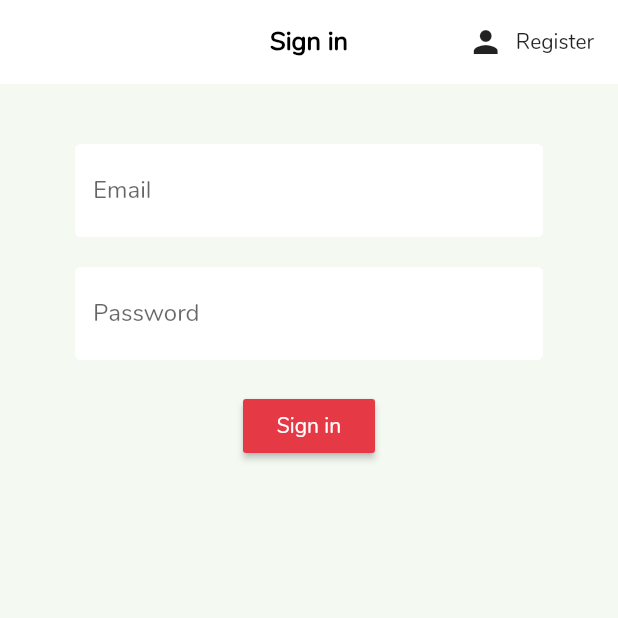
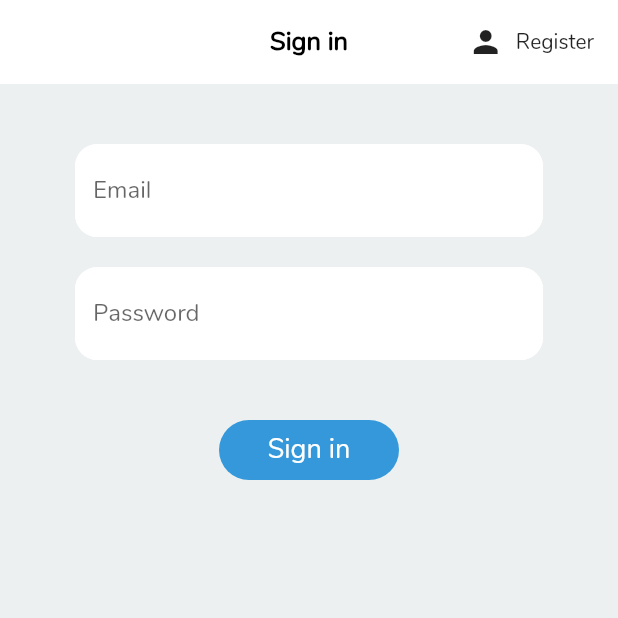
Before and after one commit to Snixells/meat-tracker, a Flutter app: the screen it shows after launch, on a phone screen of 412 x 824 dp, the top half of it. Run offline on Flutter 3.47's test engine with Material 2 defaults, Android fonts, the phone set to English and light mode, and no system bars; our stand-ins replace cloud_firestore, firebase_auth, font_awesome_flutter, google_sign_in, rxdart; accounts and stored records are empty.

Commit message:
Changing Login and Register Colors

```diff
--- a/lib/main.dart
+++ b/lib/main.dart
@@ -29,10 +29,10 @@ class MyApp extends StatelessWidget {
         },
         theme: ThemeData(
           backgroundColor: Colors.blue,
-          canvasColor: Color.fromRGBO(244, 249, 242, 1),
+          canvasColor: Color.fromRGBO(236, 240, 241,1),
           fontFamily: 'Nunito',
-          accentColor: Color.fromRGBO(230, 57, 70, 1),
-          primaryColor: Color.fromRGBO(69, 123, 157, 1),
+          accentColor: Color.fromRGBO(46, 204, 113, 1),
+          primaryColor: Color.fromRGBO(52, 152, 219, 1),
           appBarTheme: AppBarTheme(
               textTheme: TextTheme(
                 title: TextStyle(
--- a/lib/screens/addMeat.dart
+++ b/lib/screens/addMeat.dart
@@ -27,7 +27,7 @@ class AddMeat extends StatelessWidget {
             children: <Widget>[
               RoundedButton(text: 'Save', color: Theme.of(context).accentColor),
               RoundedButton(
-                  text: 'Discard', color: Theme.of(context).primaryColor),
+                  text: 'Discard', color: Theme.of(context).accentColor),
             ],
           )
         ],
--- a/lib/screens/authenticate/sign_in.dart
+++ b/lib/screens/authenticate/sign_in.dart
@@ -1,6 +1,7 @@
 import 'package:flutter/material.dart';
 import 'package:meattracker/services/services.dart';
 import 'package:meattracker/shared/constants.dart';
+import 'package:meattracker/shared/shared.dart';
 
 class SignIn extends StatefulWidget {
   final Function toggleView;
@@ -59,13 +60,12 @@ class _SignInState extends State<SignIn> {
                 obscureText: true,
               ),
               SizedBox(height: 20.0),
-              RaisedButton(
-                color: Theme.of(context).accentColor,
-                child: Text(
-                  'Sign in',
-                  style: TextStyle(color: Colors.white),
-                ),
-                onPressed: () async {
+              RoundedButton(
+                color: Theme.of(context).primaryColor,
+                text: 'Sign in',
+                sideLength: 40,
+                fontSize: 18,
+                onTab: () async {
                   dynamic result = await _auth.signInWithEmailAndPassword(email, password);
                   print(result);
                   if (result == null) {
--- a/lib/shared/buttons.dart
+++ b/lib/shared/buttons.dart
@@ -34,13 +34,13 @@ class RoundedButton extends StatelessWidget {
         child: InkWell(
           onTap: onTab,
           borderRadius: BorderRadius.circular(borderRadius),
-          splashColor: Theme.of(context).primaryColor,
+          splashColor: Theme.of(context).accentColor,
           child: Row(
             mainAxisAlignment: MainAxisAlignment.center,
             children: <Widget>[
               Text(
                 text,
-                style: TextStyle(fontSize: 20, color: Colors.white),
+                style: TextStyle(fontSize: fontSize, color: Colors.white),
               ),
             ],
           ),
--- a/lib/shared/constants.dart
+++ b/lib/shared/constants.dart
@@ -1,12 +1,28 @@
 import 'package:flutter/material.dart';
+
+// Primary Color
+const int primR = 52;
+const int primG = 152;
+const int primB = 219;
+
+// Accent Color
+const int accR = 46;
+const int accG = 204;
+const int accB = 113;
 
 const textInputDecoration = InputDecoration(
   fillColor: Colors.white,
   filled: true,
   enabledBorder: OutlineInputBorder(
     borderSide: BorderSide(color: Colors.white, width: 2.0),
+    borderRadius: const BorderRadius.all(
+      const Radius.circular(15.0),
+    ),
   ),
   focusedBorder: OutlineInputBorder(
-    borderSide: BorderSide(color: Colors.red, width: 2.0),
+    borderSide: BorderSide(color: Color.fromRGBO(primR, primG, primB, 1), width: 2.0),
+    borderRadius: const BorderRadius.all(
+      const Radius.circular(15.0),
+    ),
   ),
 );
```
